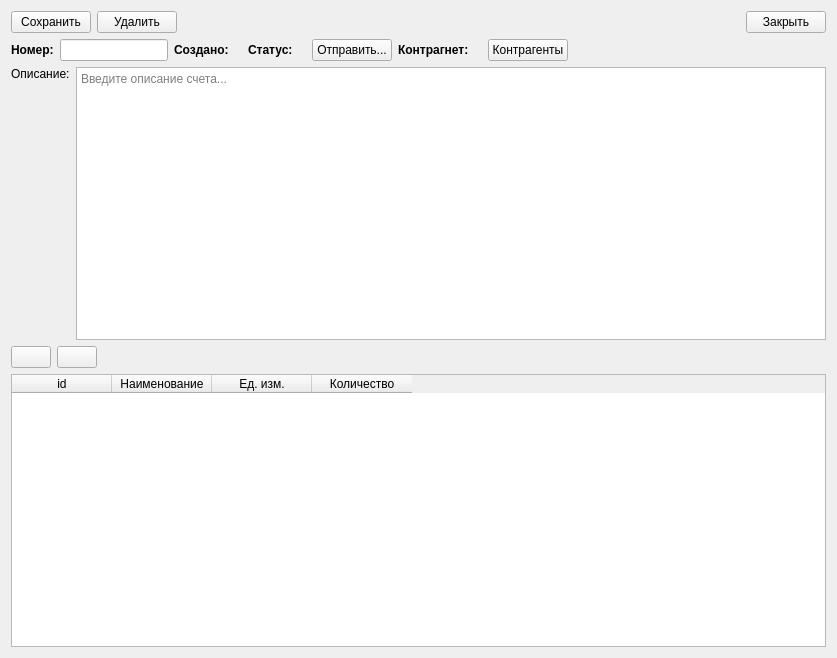
Above: interfaces/create_invoice.ui from RichCake/Kursovoj-proekt-Karpov-313IS before the change. Below: the same form after it.
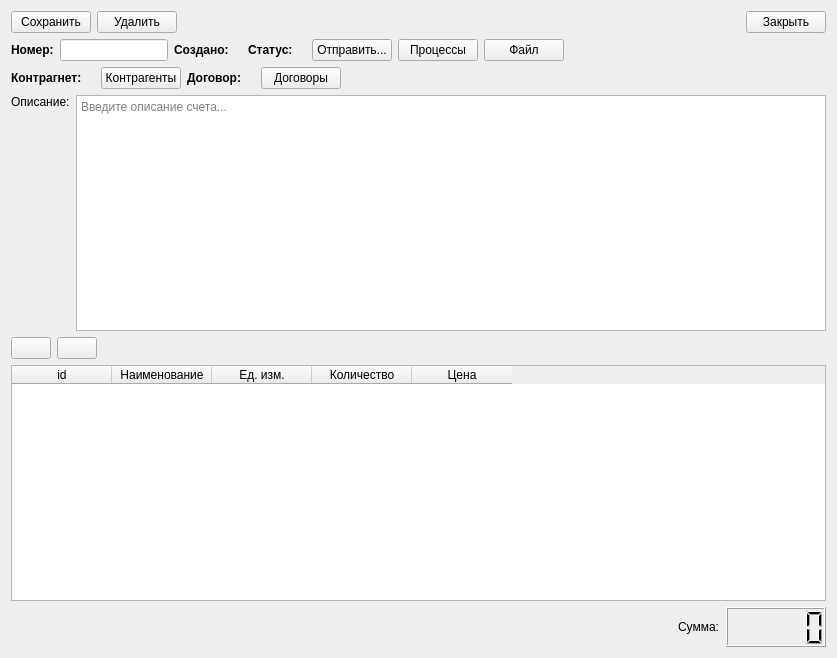
That is the form after the change. Icons and pictures are not drawn.

What changed in the file:
```diff
--- a/interfaces/create_invoice.ui
+++ b/interfaces/create_invoice.ui
@@ -62,8 +62,6 @@
     </layout>
    </item>
    <item>
-    <layout class="QHBoxLayout" name="horizontalLayout_6">
-     <item>
       <layout class="QHBoxLayout" name="horizontalLayout_4">
        <item>
         <widget class="QLabel" name="label_5">
@@ -118,10 +116,6 @@
          </property>
         </widget>
        </item>
-      </layout>
-     </item>
-     <item>
-      <layout class="QHBoxLayout" name="horizontalLayout_5">
        <item>
         <widget class="QLabel" name="label_3">
          <property name="sizePolicy">
@@ -158,6 +152,43 @@
         </widget>
        </item>
        <item>
+      <widget class="QPushButton" name="accept_viewer_btn">
+       <property name="text">
+        <string>Процессы</string>
+       </property>
+       <property name="icon">
+        <iconset theme="QIcon::ThemeIcon::EditFind"/>
+       </property>
+      </widget>
+     </item>
+     <item>
+      <widget class="QPushButton" name="file_btn">
+       <property name="text">
+        <string>Файл</string>
+       </property>
+       <property name="icon">
+        <iconset theme="QIcon::ThemeIcon::MailAttachment"/>
+       </property>
+      </widget>
+     </item>
+     <item>
+      <spacer name="horizontalSpacer_3">
+       <property name="orientation">
+        <enum>Qt::Orientation::Horizontal</enum>
+       </property>
+       <property name="sizeHint" stdset="0">
+        <size>
+         <width>40</width>
+         <height>20</height>
+        </size>
+       </property>
+      </spacer>
+     </item>
+    </layout>
+   </item>
+   <item>
+    <layout class="QHBoxLayout" name="horizontalLayout_7">
+     <item>
         <widget class="QLabel" name="label_4">
          <property name="font">
           <font>
@@ -188,7 +219,40 @@
         </widget>
        </item>
        <item>
-        <spacer name="horizontalSpacer_3">
+      <widget class="QLabel" name="label_6">
+       <property name="font">
+        <font>
+         <bold>true</bold>
+         <kerning>true</kerning>
+        </font>
+       </property>
+       <property name="text">
+        <string>Договор:</string>
+       </property>
+      </widget>
+     </item>
+     <item>
+      <widget class="QLabel" name="contract_lbl">
+       <property name="text">
+        <string/>
+       </property>
+      </widget>
+     </item>
+     <item>
+      <widget class="QPushButton" name="contract_btn">
+       <property name="enabled">
+        <bool>true</bool>
+       </property>
+       <property name="text">
+        <string>Договоры</string>
+       </property>
+       <property name="icon">
+        <iconset theme="QIcon::ThemeIcon::EditFind"/>
+       </property>
+      </widget>
+     </item>
+     <item>
+      <spacer name="horizontalSpacer_4">
          <property name="orientation">
           <enum>Qt::Orientation::Horizontal</enum>
          </property>
@@ -199,8 +263,6 @@
           </size>
          </property>
         </spacer>
-       </item>
-      </layout>
      </item>
     </layout>
    </item>
@@ -293,8 +355,53 @@
        <string>Количество</string>
       </property>
      </column>
+     <column>
+      <property name="text">
+       <string>Цена</string>
+      </property>
+     </column>
     </widget>
    </item>
+   <item>
+    <layout class="QHBoxLayout" name="horizontalLayout_5">
+     <item>
+      <spacer name="horizontalSpacer_5">
+       <property name="orientation">
+        <enum>Qt::Orientation::Horizontal</enum>
+       </property>
+       <property name="sizeHint" stdset="0">
+        <size>
+         <width>40</width>
+         <height>20</height>
+        </size>
+       </property>
+      </spacer>
+     </item>
+     <item>
+      <widget class="QLabel" name="label_7">
+       <property name="text">
+        <string>Сумма:</string>
+       </property>
+      </widget>
+     </item>
+     <item>
+      <widget class="QLCDNumber" name="sum_lcd">
+       <property name="sizePolicy">
+        <sizepolicy hsizetype="Preferred" vsizetype="Fixed">
+         <horstretch>0</horstretch>
+         <verstretch>0</verstretch>
+        </sizepolicy>
+       </property>
+       <property name="minimumSize">
+        <size>
+         <width>100</width>
+         <height>40</height>
+        </size>
+       </property>
+      </widget>
+     </item>
+    </layout>
+   </item>
   </layout>
  </widget>
  <resources/>
```
Lines whose indentation alone changed are shown as unchanged.
